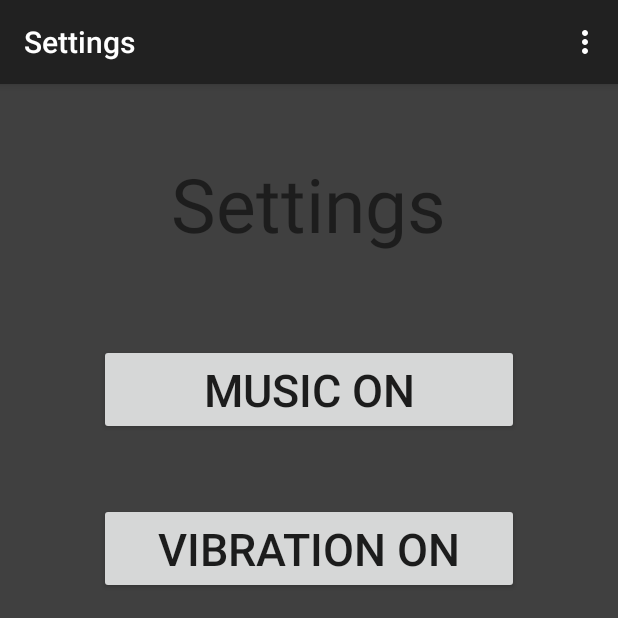
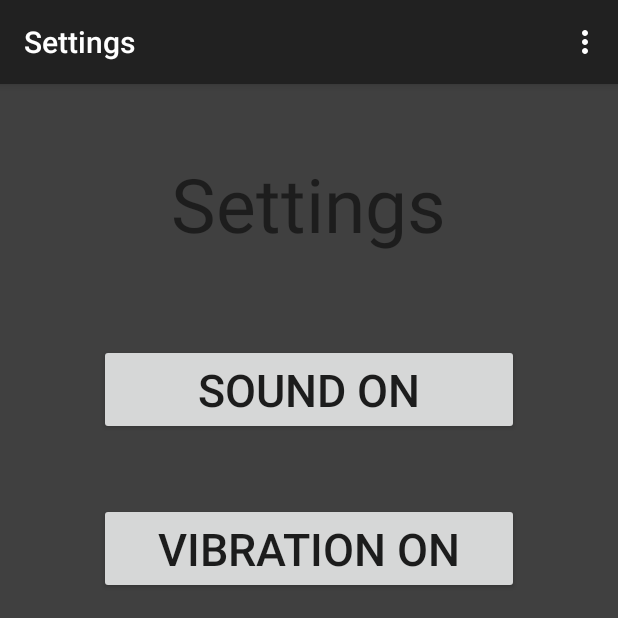
Before and after one commit to idanbe/Four-in-a-row, an Android app: the Settings screen opened directly, with no data from a screen before it, on a phone screen of 412 x 824 dp, the top half of it. Run offline under Robolectric (Android 15) with nearby library versions, the phone set to English and light mode, and no system bars.

Commit message:
name button

```diff
--- a/Game_4_in_a_row/app/src/main/res/values/strings.xml
+++ b/Game_4_in_a_row/app/src/main/res/values/strings.xml
@@ -14,15 +14,11 @@
     <string name="title_activity_game_history">Game History</string>
     <string name="textView_history">Game History</string>
     <string name="button_Vibration">Vibration On</string>
-    <string name="button_sound">Music On</string>
-    <string name="game_sound_on">Sound Game On</string>
-    <string name="game_sound_off">Sound Game Off</string>
+    <string name="button_sound">Sound On</string>
     <string name="title_activity_history_row">HistoryRow</string>
     <string name="title_activity_names">names</string>
     <string name="title_activity_game_options">Game_options</string>
     <string name="title_activity_device_list">DeviceListActivity</string>
-
-
 
     //----------------------------------------------------//
     <!--  BluetoothChat -->
```
